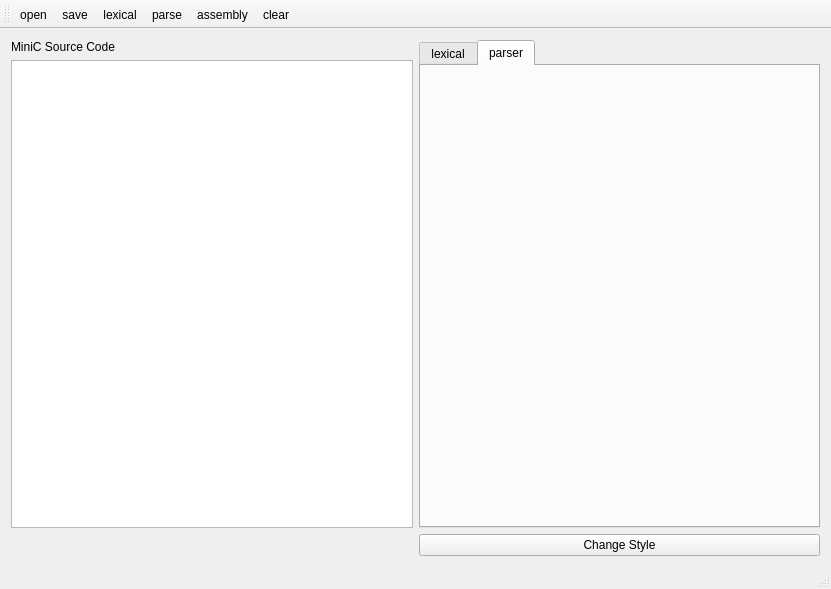
This is MiniCTeat/mainwindow.ui in Dudebla/MiniC-CompilingPrinciplesCourse as Qt 5 draws it before an edit. The edited form follows.
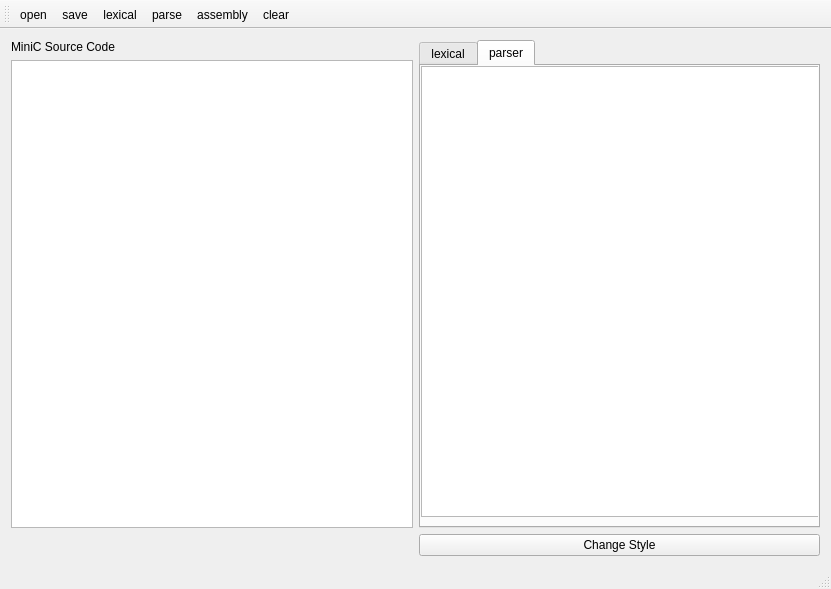
This is the edited form. The open tabs and pages were chosen to show the change.

```diff
--- a/MiniCTeat/mainwindow.ui
+++ b/MiniCTeat/mainwindow.ui
@@ -60,6 +60,16 @@
        <attribute name="title">
         <string>parser</string>
        </attribute>
+       <widget class="QTextEdit" name="parserTextEdit">
+        <property name="geometry">
+         <rect>
+          <x>0</x>
+          <y>0</y>
+          <width>401</width>
+          <height>451</height>
+         </rect>
+        </property>
+       </widget>
       </widget>
      </widget>
     </item>
```
Left out of the diff: 2 changed lines with no effect on the pictures.
